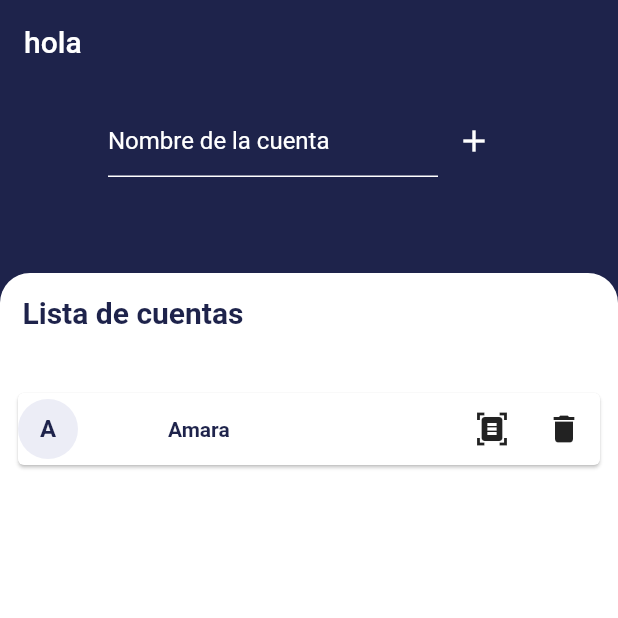
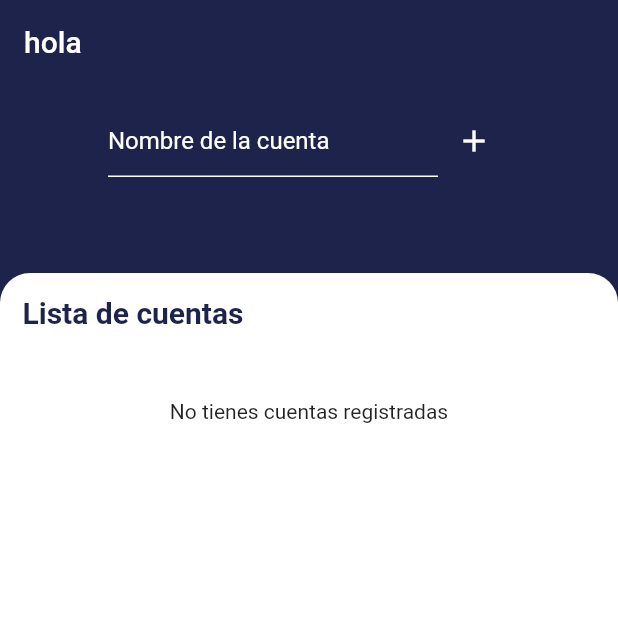
Before and after one commit to neryad/lleva_cuentas_flutter, a Flutter app: the screen it shows after launch, after a tap on the "add" icon, on a phone screen of 412 x 824 dp, the top half of it. Run offline on Flutter 3.47's test engine with Material 2 defaults, Android fonts, the phone set to English and light mode, and no system bars; our stand-ins replace sqflite; accounts and stored records are empty.

Commit message:
savin accounts

```diff
--- a/lib/Database/data_base_servie.dart
+++ b/lib/Database/data_base_servie.dart
@@ -37,19 +37,21 @@ class DataBaseHelper {
   }
 
   _createDb(Database db, int version) async {
-    await db.execute(
-        'CREATE TABLE Test (id INTEGER PRIMARY KEY, name TEXT, value INTEGER, num REAL)');
+    await db
+        .execute('CREATE TABLE Accounts (id INTEGER PRIMARY KEY, name TEXT)');
   }
 
-  Future<List> getTest() async {
+  Future<List<Account>> getTest() async {
     Database db = await instance.database;
-    final res = await db.query('Test');
+    final res = await db.query('Accounts');
     print(res);
-    return res;
+    List<Account> accounts =
+        res.isNotEmpty ? res.map((e) => Account.fromJson(e)).toList() : [];
+    return accounts;
   }
 
   newAccount(Account account) async {
     Database db = await instance.database;
-    final res = await db.insert('Test', account.toJson());
+    final res = await db.insert('Accounts', account.toJson());
   }
 }
--- a/lib/Home/pages/home_page.dart
+++ b/lib/Home/pages/home_page.dart
@@ -3,22 +3,27 @@ import 'package:lleva_cuentas/Database/data_base_servie.dart';
 
 import '../../Database/account_model.dart';
 
-class HomePage extends StatelessWidget {
+class HomePage extends StatefulWidget {
   const HomePage({super.key});
 
   @override
+  State<HomePage> createState() => _HomePageState();
+}
+
+class _HomePageState extends State<HomePage> {
+  @override
   Widget build(BuildContext context) {
     final dbHelper = DataBaseHelper.instance;
-    var test = Account(name: 'Charky');
-    dbHelper.newAccount(test);
+    final TextEditingController nameAccountController = TextEditingController();
+    // var test = Account(name: 'Charky');
+    // dbHelper.newAccount(test);
     dbHelper.getTest();
-    var users = [
-      {'id': 1, 'name': 'Martin'},
-      {'id': 2, 'name': 'Jerivas'},
-      {'id': 3, 'name': 'Charly'},
-      {'id': 4, 'name': 'Hellsing'},
-    ];
-    print(dbHelper);
+
+    saveAccount(String name) {
+      var account = Account(name: name);
+      dbHelper.newAccount(account);
+    }
+
     return Scaffold(
       backgroundColor: const Color(0xff1e234b),
       appBar: AppBar(
@@ -39,10 +44,11 @@ class HomePage extends StatelessWidget {
                 crossAxisAlignment: CrossAxisAlignment.center,
                 children: [
                   // TextFormField(),
-                  const SizedBox(
+                  SizedBox(
                     width: 220.0,
                     child: TextField(
-                      decoration: InputDecoration(
+                      controller: nameAccountController,
+                      decoration: const InputDecoration(
                           focusColor: Colors.white,
                           enabledBorder: UnderlineInputBorder(
                             borderSide: BorderSide(color: Colors.white),
@@ -58,7 +64,11 @@ class HomePage extends StatelessWidget {
                   ),
                   IconButton(
                       onPressed: () {
+                        saveAccount(nameAccountController.text);
                         print('agregar');
+                        setState(() {
+                          dbHelper.getTest();
+                        });
                       },
                       icon: const Icon(
                         Icons.add,
@@ -125,7 +135,83 @@ class accountsCardList extends StatelessWidget {
       onTap: (() {
         Navigator.pushNamed(context, 'details');
       }),
-      child: Card(
+      child: FutureBuilder<List<Account>>(
+        future: DataBaseHelper.instance.getTest(),
+        builder: (context, AsyncSnapshot<List<Account>> snapshot) {
+          if (!snapshot.hasData) {
+            return const Center(child: CircularProgressIndicator());
+          }
+
+          final account = snapshot.data;
+          if (account!.length == 0) {
+            return const Padding(
+              padding: EdgeInsets.all(8),
+              child: Center(
+                child: Text('No tienes cuentas registradas'),
+              ),
+            );
+          }
+          return ListView.builder(
+            itemCount: account.length,
+            shrinkWrap: true,
+            itemBuilder: (context, index) {
+              return cardAccount(account![index]);
+            },
+          );
+        },
+        // child: Card(
+        //   child: Row(
+        //     mainAxisAlignment: MainAxisAlignment.spaceBetween,
+        //     crossAxisAlignment: CrossAxisAlignment.center,
+        //     children: [
+        //       Row(
+        //         // ignore: prefer_const_literals_to_create_immutables
+        //         children: [
+        //           const CircleAvatar(
+        //             backgroundColor: Color(0xffecedf6),
+        //             // ignore: unnecessary_const
+        //             child: const Text(
+        //               'A',
+        //               style: TextStyle(
+        //                   color: Color(0xff1e234b),
+        //                   fontWeight: FontWeight.bold),
+        //             ),
+        //           ),
+        //           const SizedBox(
+        //             width: 60.0,
+        //           ),
+        //           const Text(
+        //             'Amara',
+        //             style: TextStyle(
+        //                 color: Color(0xff1e234b), fontWeight: FontWeight.bold),
+        //           ),
+        //         ],
+        //       ),
+        //       Row(
+        //         mainAxisAlignment: MainAxisAlignment.end,
+        //         children: [
+        //           IconButton(
+        //               onPressed: () {
+        //                 print('pdf');
+        //               },
+        //               icon: const Icon(Icons.document_scanner)),
+        //           IconButton(
+        //               onPressed: () {
+        //                 print('pdf');
+        //               },
+        //               icon: const Icon(Icons.delete))
+        //         ],
+        //       )
+        //     ],
+        //   ),
+        // ),
+      ),
+    );
+  }
+}
+
+Widget cardAccount(Account account) {
+  return Card(
     child: Row(
       mainAxisAlignment: MainAxisAlignment.spaceBetween,
       crossAxisAlignment: CrossAxisAlignment.center,
@@ -133,11 +219,11 @@ class accountsCardList extends StatelessWidget {
         Row(
           // ignore: prefer_const_literals_to_create_immutables
           children: [
-                const CircleAvatar(
+            CircleAvatar(
               backgroundColor: Color(0xffecedf6),
               // ignore: unnecessary_const
-                  child: const Text(
-                    'A',
+              child: Text(
+                account!.name[0].toUpperCase(),
                 style: TextStyle(
                     color: Color(0xff1e234b), fontWeight: FontWeight.bold),
               ),
@@ -145,8 +231,8 @@ class accountsCardList extends StatelessWidget {
             const SizedBox(
               width: 60.0,
             ),
-                const Text(
-                  'Amara',
+            Text(
+              account!.name,
               style: TextStyle(
                   color: Color(0xff1e234b), fontWeight: FontWeight.bold),
             ),
@@ -169,7 +255,5 @@ class accountsCardList extends StatelessWidget {
         )
       ],
     ),
-      ),
   );
 }
-}
--- /dev/null
+++ b/lib/utils/utils.dart
@@ -0,0 +1,3 @@
+bool isEmpty(String s) {
+  return (s.isEmpty) ? false : true;
+}
```
Lines whose indentation alone changed are shown as unchanged.
